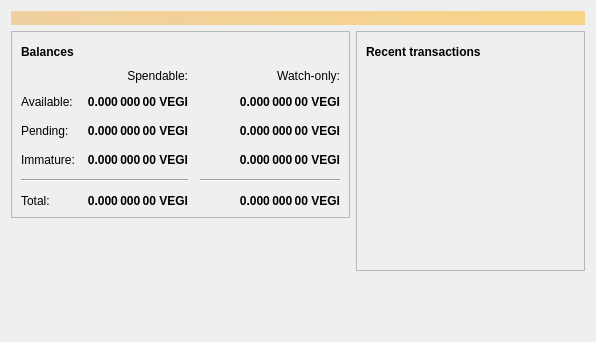
This is src/qt/forms/overviewpage.ui in Oskii/Veggie as Qt 5 draws it before an edit. The edited form follows.
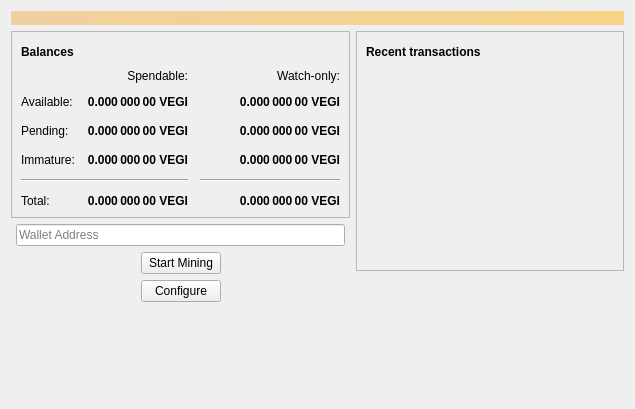
This is the edited form. Icons and pictures are not drawn.

Commit message: Working on start mining and configurateion functionality. Added needed fields to overviewpage and created new configdialog

The edit to the form file:
```diff
--- a/src/qt/forms/overviewpage.ui
+++ b/src/qt/forms/overviewpage.ui
@@ -6,8 +6,8 @@
    <rect>
     <x>0</x>
     <y>0</y>
-    <width>596</width>
-    <height>342</height>
+    <width>635</width>
+    <height>409</height>
    </rect>
   </property>
   <property name="windowTitle">
@@ -406,6 +406,81 @@
          </layout>
         </widget>
        </item>
+       <item>
+        <layout class="QHBoxLayout" name="horizontalLayout_5">
+         <property name="spacing">
+          <number>0</number>
+         </property>
+         <property name="leftMargin">
+          <number>5</number>
+         </property>
+         <property name="rightMargin">
+          <number>5</number>
+         </property>
+         <item>
+          <widget class="QLineEdit" name="lineEditWalletAddress">
+           <property name="placeholderText">
+            <string>Wallet Address</string>
+           </property>
+          </widget>
+         </item>
+        </layout>
+       </item>
+       <item>
+        <layout class="QHBoxLayout" name="horizontalLayout_3">
+         <item>
+          <spacer name="horizontalSpacer_5">
+           <property name="orientation">
+            <enum>Qt::Horizontal</enum>
+           </property>
+           <property name="sizeHint" stdset="0">
+            <size>
+             <width>40</width>
+             <height>20</height>
+            </size>
+           </property>
+          </spacer>
+         </item>
+         <item>
+          <layout class="QVBoxLayout" name="verticalLayout_6">
+           <item>
+            <widget class="QPushButton" name="pushButtonStartMining">
+             <property name="text">
+              <string>Start Mining</string>
+             </property>
+            </widget>
+           </item>
+           <item>
+            <widget class="QPushButton" name="pushButtonConfig">
+             <property name="text">
+              <string>Configure</string>
+             </property>
+            </widget>
+           </item>
+          </layout>
+         </item>
+         <item>
+          <spacer name="horizontalSpacer_4">
+           <property name="orientation">
+            <enum>Qt::Horizontal</enum>
+           </property>
+           <property name="sizeHint" stdset="0">
+            <size>
+             <width>40</width>
+             <height>20</height>
+            </size>
+           </property>
+          </spacer>
+         </item>
+        </layout>
+       </item>
+       <item>
+        <widget class="QLabel" name="labelMessage">
+         <property name="text">
+          <string/>
+         </property>
+        </widget>
+       </item>
        <item>
         <spacer name="verticalSpacer">
          <property name="orientation">
```
Left out of the diff: 4 changed lines with no effect on the pictures. The commit also changes 6 other files.
